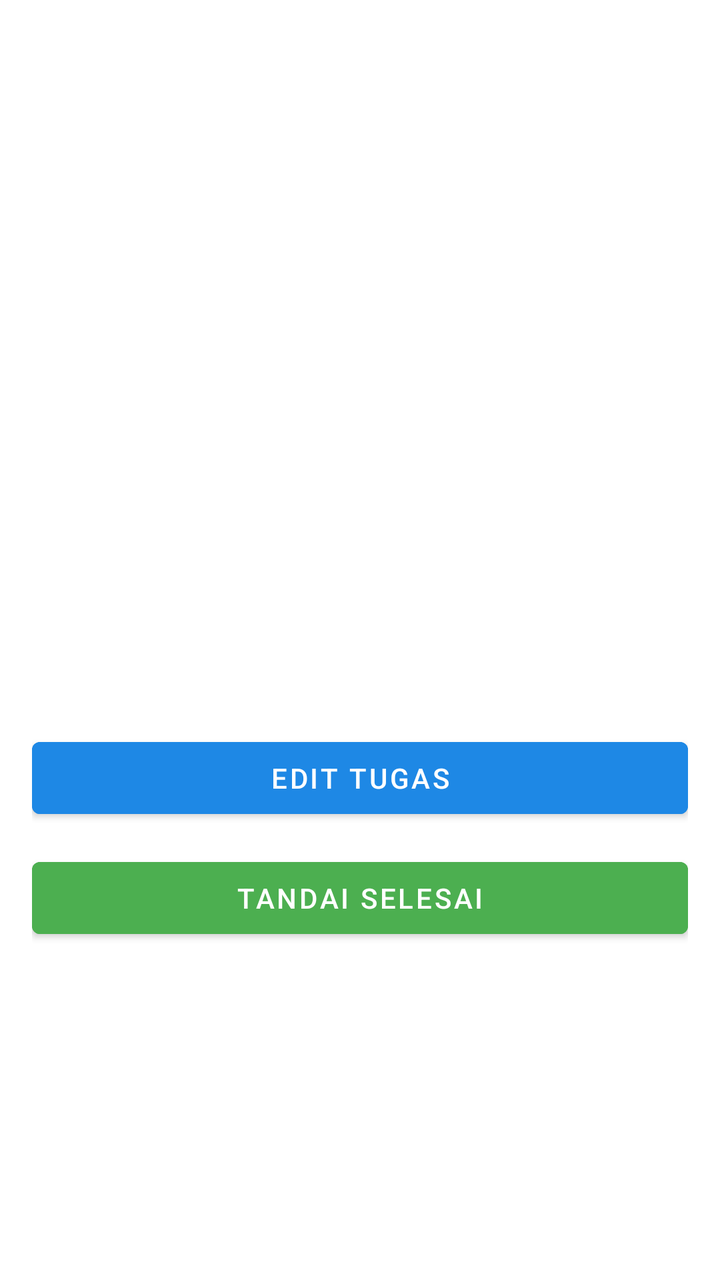
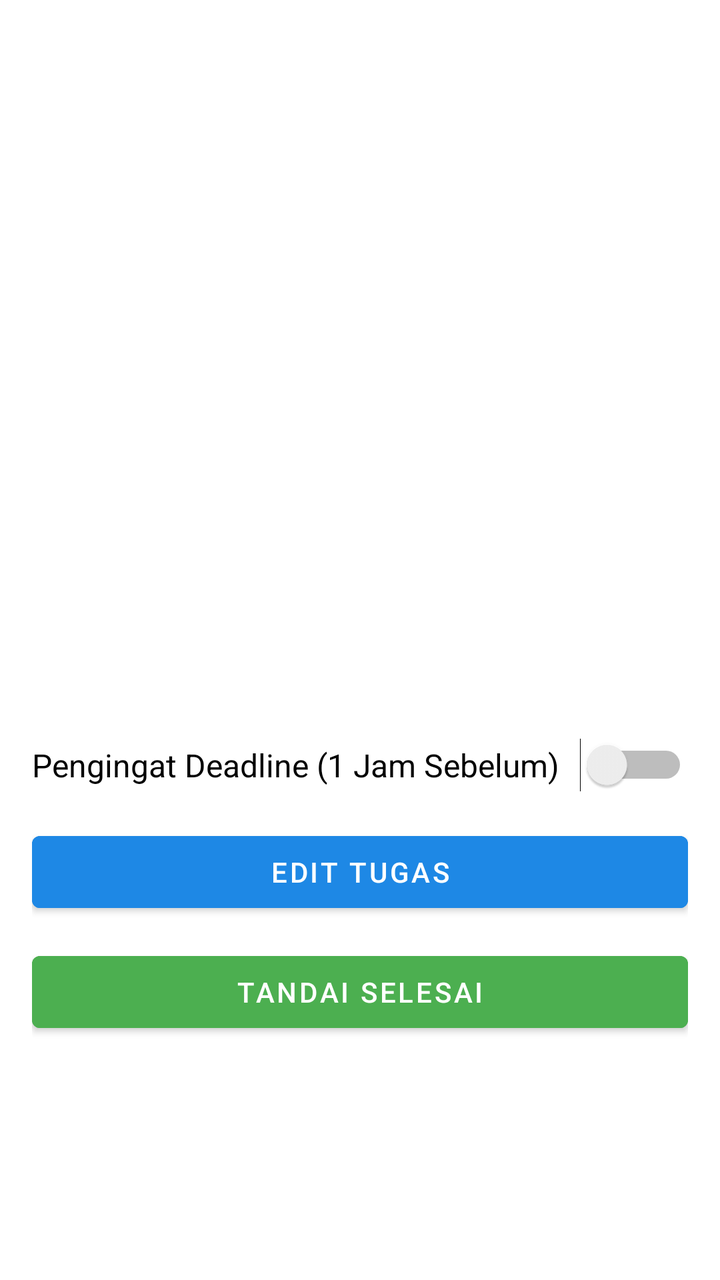

Compare the two renders of this Android layout. The source of the first and the diff that turns it into the second are given below.
<!-- AndroidManifest.xml: application theme Theme.ProjectMAPGroup7 -->
<!-- res/layout/fragment_detail_tugas.xml -->
<?xml version="1.0" encoding="utf-8"?>
<ScrollView xmlns:android="http://schemas.android.com/apk/res/android"
    android:layout_width="match_parent"
    android:layout_height="match_parent"
    android:padding="16dp">

    <LinearLayout
        android:orientation="vertical"
        android:layout_width="match_parent"
        android:layout_height="wrap_content"
        android:gravity="center_horizontal">

        <ImageView
            android:id="@+id/ivDetailImage"
            android:layout_width="200dp"
            android:layout_height="200dp"
            android:layout_marginBottom="16dp"
            android:contentDescription="Task Image" />

        <TextView
            android:id="@+id/tvDetailTitle"
            android:layout_width="wrap_content"
            android:layout_height="wrap_content"
            android:textStyle="bold"
            android:textSize="22sp"
            android:layout_marginBottom="8dp" />

        <TextView
            android:id="@+id/tvDetailDescription"
            android:layout_width="match_parent"
            android:layout_height="wrap_content"
            android:textSize="16sp"
            android:layout_marginBottom="8dp" />

        <TextView
            android:id="@+id/tvDetailDeadline"
            android:layout_width="match_parent"
            android:layout_height="wrap_content"
            android:textSize="14sp"
            android:layout_marginBottom="4dp" />

        <TextView
            android:id="@+id/tvDetailPriority"
            android:layout_width="match_parent"
            android:layout_height="wrap_content"
            android:textSize="14sp"
            android:layout_marginBottom="8dp" />

        <Button
            android:id="@+id/btnEditTask"
            android:layout_width="match_parent"
            android:layout_height="wrap_content"
            android:text="Edit Tugas"
            android:layout_marginTop="16dp"
            android:backgroundTint="@color/blue"
            android:textColor="@android:color/white" />

        <Button
            android:id="@+id/btnMarkAsDone"
            android:layout_width="match_parent"
            android:layout_height="wrap_content"
            android:text="Tandai Selesai"
            android:layout_marginTop="12dp"
            android:backgroundTint="@color/green"
            android:textColor="@android:color/white" />


    </LinearLayout>
</ScrollView>
<!-- resources referenced by this layout -->
<resources>
  <color name="blue">#1E88E5</color>
  <color name="green">#4CAF50</color>
  <style name="Theme.ProjectMAPGroup7" parent="Theme.MaterialComponents.DayNight.DarkActionBar">
          
          <item name="colorPrimary">@color/blue</item>
          <item name="colorPrimaryVariant">@color/purple_700</item>
          <item name="colorOnPrimary">@color/white</item>
          
          <item name="colorSecondary">@color/teal_200</item>
          <item name="colorSecondaryVariant">@color/teal_700</item>
          <item name="colorOnSecondary">@color/black</item>
          
          <item name="android:statusBarColor">?attr/colorPrimaryVariant</item>
          
      </style>
  <color name="purple_700">#FF3700B3</color>
  <color name="white">#FFFFFFFF</color>
  <color name="teal_200">#FF03DAC5</color>
  <color name="teal_700">#FF018786</color>
  <color name="black">#FF000000</color>
</resources>

<!-- the commit's change to res/layout/fragment_detail_tugas.xml (unified diff, before → after) -->
@@ -46,6 +46,14 @@
             android:textSize="14sp"
             android:layout_marginBottom="8dp" />
 
+        <Switch
+            android:id="@+id/switchNotification"
+            android:layout_width="match_parent"
+            android:layout_height="wrap_content"
+            android:text="Pengingat Deadline (1 Jam Sebelum)"
+            android:layout_marginTop="20dp"
+            android:textSize="16sp"/>
+
         <Button
             android:id="@+id/btnEditTask"
             android:layout_width="match_parent"
